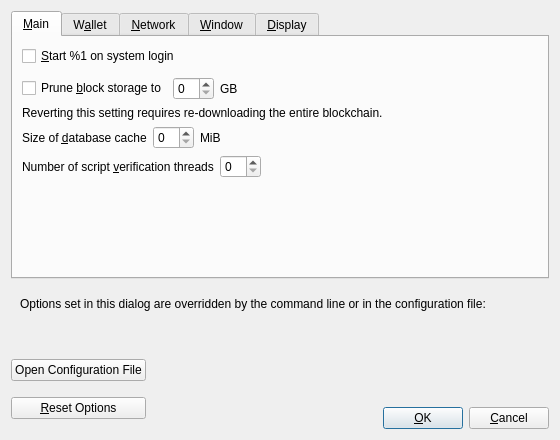
This is src/qt/forms/optionsdialog.ui in c4pt000/radiocoin as Qt 5 draws it before an edit. The edited form follows.
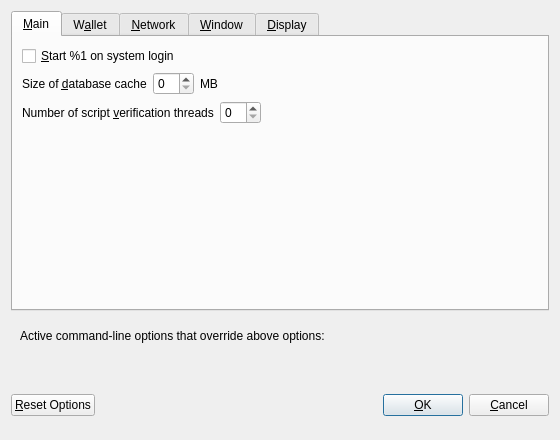
This is the edited form. Custom widgets are drawn as their Qt base class.

```diff
--- a/src/qt/forms/optionsdialog.ui
+++ b/src/qt/forms/optionsdialog.ui
@@ -37,69 +37,6 @@
          </property>
         </widget>
        </item>
-       <item>
-        <spacer name="horizontalSpacer_0_Main">
-         <property name="orientation">
-          <enum>Qt::Horizontal</enum>
-         </property>
-         <property name="sizeHint" stdset="0">
-          <size>
-           <width>40</width>
-           <height>5</height>
-          </size>
-         </property>
-        </spacer>
-       </item>
-       <item>
-       <layout class="QHBoxLayout" name="horizontalLayout_Main_Prune">
-        <item>
-         <widget class="QCheckBox" name="prune">
-          <property name="toolTip">
-           <string>Disables some advanced features but all blocks will still be fully validated. Reverting this setting requires re-downloading the entire blockchain. Actual disk usage may be somewhat higher.</string>
-          </property>
-          <property name="text">
-           <string>Prune &amp;block storage to</string>
-          </property>
-         </widget>
-        </item>
-        <item>
-         <widget class="QSpinBox" name="pruneSize"/>
-        </item>
-         <item>
-          <widget class="QLabel" name="pruneSizeUnitLabel">
-           <property name="text">
-            <string>GB</string>
-           </property>
-           <property name="textFormat">
-            <enum>Qt::PlainText</enum>
-           </property>
-          </widget>
-         </item>
-         <item>
-          <spacer name="horizontalSpacer_Main_Prune">
-           <property name="orientation">
-            <enum>Qt::Horizontal</enum>
-           </property>
-           <property name="sizeHint" stdset="0">
-            <size>
-             <width>40</width>
-             <height>20</height>
-            </size>
-           </property>
-          </spacer>
-         </item>
-        </layout>
-       </item>
-       <item>
-        <widget class="QLabel" name="pruneWarning">
-         <property name="text">
-          <string>Reverting this setting requires re-downloading the entire blockchain.</string>
-         </property>
-         <property name="textFormat">
-          <enum>Qt::PlainText</enum>
-         </property>
-        </widget>
-       </item>
        <item>
         <layout class="QHBoxLayout" name="horizontalLayout_2_Main">
          <item>
@@ -121,7 +58,7 @@
          <item>
           <widget class="QLabel" name="databaseCacheUnitLabel">
            <property name="text">
-            <string>MiB</string>
+            <string>MB</string>
            </property>
            <property name="textFormat">
             <enum>Qt::PlainText</enum>
@@ -714,7 +651,7 @@
         <item>
          <widget class="QLabel" name="overriddenByCommandLineInfoLabel">
           <property name="text">
-           <string>Options set in this dialog are overridden by the command line or in the configuration file:</string>
+           <string>Active command-line options that override above options:</string>
           </property>
           <property name="textFormat">
            <enum>Qt::PlainText</enum>
@@ -755,21 +692,6 @@
    <item>
     <layout class="QHBoxLayout" name="horizontalLayout_Buttons">
      <item>
-      <layout class="QVBoxLayout" name="verticalLayout_Buttons">
-       <item>
-        <widget class="QPushButton" name="openBitcoinConfButton">
-         <property name="toolTip">
-          <string>Open the %1 configuration file from the working directory.</string>
-         </property>
-         <property name="text">
-          <string>Open Configuration File</string>
-         </property>
-         <property name="autoDefault">
-          <bool>false</bool>
-         </property>
-        </widget>
-       </item>
-       <item>
         <widget class="QPushButton" name="resetButton">
          <property name="toolTip">
           <string>Reset all client options to default.</string>
@@ -782,8 +704,6 @@
          </property>
         </widget>
        </item>
-      </layout>
-     </item>
      <item>
       <spacer name="horizontalSpacer_1">
        <property name="orientation">
@@ -836,23 +756,6 @@
       </spacer>
      </item>
      <item>
-      <layout class="QVBoxLayout" name="verticalLayout_4">
-       <item>
-        <spacer name="verticalSpacer">
-         <property name="orientation">
-          <enum>Qt::Vertical</enum>
-         </property>
-         <property name="sizeHint" stdset="0">
-          <size>
-           <width>20</width>
-           <height>40</height>
-          </size>
-         </property>
-        </spacer>
-       </item>
-       <item>
-        <layout class="QHBoxLayout" name="horizontalLayout">
-         <item>
           <widget class="QPushButton" name="okButton">
            <property name="text">
             <string>&amp;OK</string>
@@ -878,10 +781,6 @@
         </layout>
        </item>
       </layout>
-     </item>
-    </layout>
-   </item>
-  </layout>
  </widget>
  <customwidgets>
   <customwidget>
```
Left out of the diff: 32 changed lines with no effect on the pictures. Lines whose indentation alone changed are shown as unchanged.
